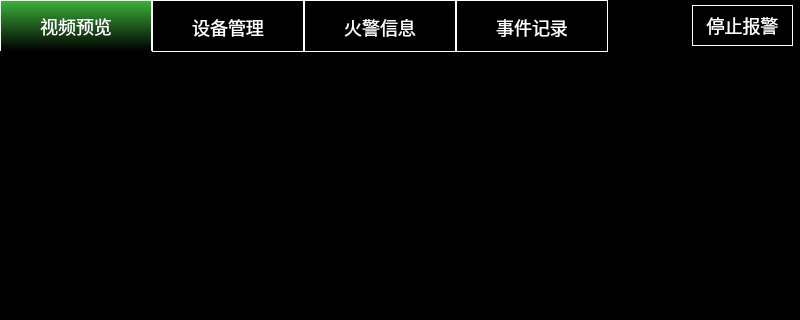
This is mainwindow.ui in soda92/QtWinVideoApp as Qt 5 draws it before an edit; both pictures show x 0 to 800 and y 0 to 320 of the 800 by 600 pixel window. The edited form follows.
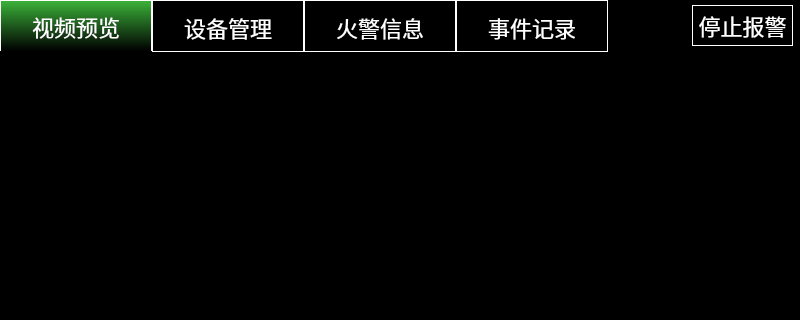
This is the edited form.

What changed in the file:
```diff
--- a/mainwindow.ui
+++ b/mainwindow.ui
@@ -40,8 +40,8 @@
 	height: 50px;
 	border: 1px solid white;
 	width: 150px;
-	font-size: 18px;
-	font-family: &quot;Microsoft Yahei&quot;;
+	font-size: 22px;
+	font-family: Noto Sans CJK SC;
 }
 
 QTabBar{
@@ -97,8 +97,8 @@
 	color: white;
 	background-color: black;
 	border: 1px solid white;
-	font-size: 18px;
-	font-family: &quot;Microsoft Yahei&quot;;
+	font-size: 22px;
+	font-family: Noto Sans CJK SC;
 }</string>
     </property>
     <property name="text">
```
